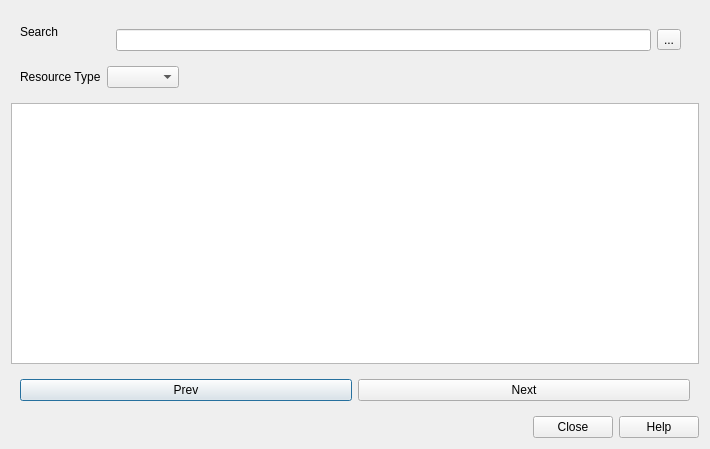
First picture: the form in qgis_hub_plugin/gui/resource_browser.ui, repository qgis/QGIS-Hub-Plugin, before the edit.
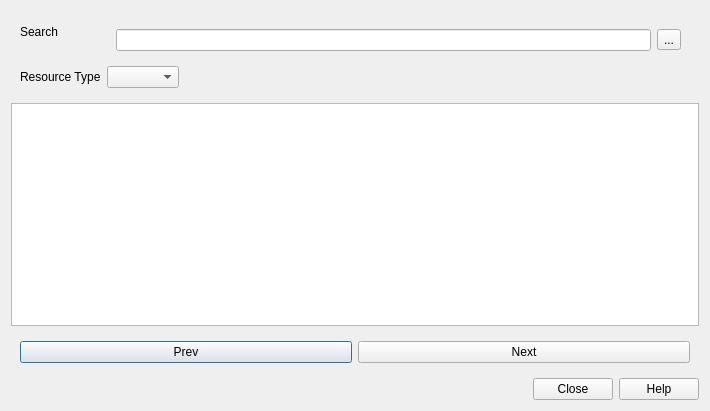
Second picture: the form after the edit.

Commit message: Better interface to show the list of resource.

Patch:
```diff
--- a/qgis_hub_plugin/gui/resource_browser.ui
+++ b/qgis_hub_plugin/gui/resource_browser.ui
@@ -7,7 +7,7 @@
     <x>0</x>
     <y>0</y>
     <width>710</width>
-    <height>449</height>
+    <height>411</height>
    </rect>
   </property>
   <property name="windowTitle">
@@ -70,13 +70,28 @@
     </widget>
    </item>
    <item>
-    <widget class="QTreeView" name="treeViewResources">
+    <widget class="QListView" name="listViewResources">
      <property name="sizePolicy">
       <sizepolicy hsizetype="Expanding" vsizetype="Expanding">
        <horstretch>0</horstretch>
        <verstretch>0</verstretch>
       </sizepolicy>
      </property>
+     <property name="sizeAdjustPolicy">
+      <enum>QAbstractScrollArea::AdjustIgnored</enum>
+     </property>
+     <property name="editTriggers">
+      <set>QAbstractItemView::NoEditTriggers</set>
+     </property>
+     <property name="resizeMode">
+      <enum>QListView::Adjust</enum>
+     </property>
+     <property name="viewMode">
+      <enum>QListView::IconMode</enum>
+     </property>
+     <property name="wordWrap">
+      <bool>true</bool>
+     </property>
     </widget>
    </item>
    <item>
```
Left out of the diff: 14 changed lines with no effect on the pictures. The commit also changes 1 other file.
